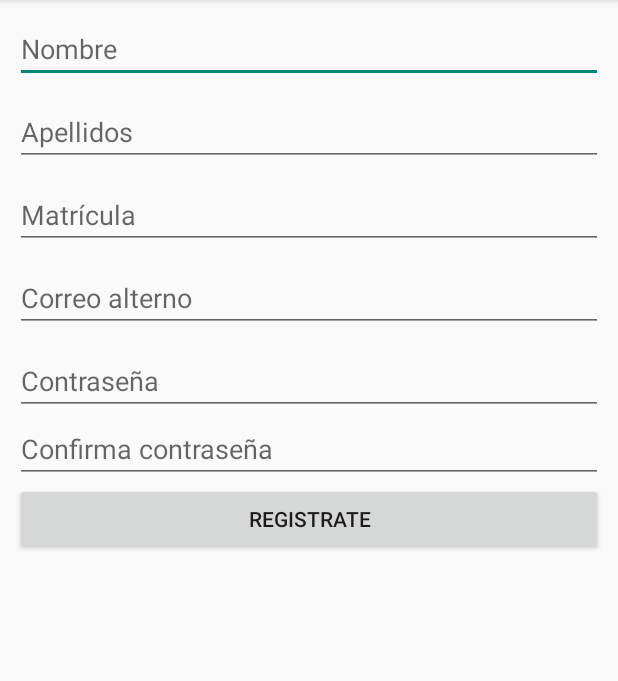
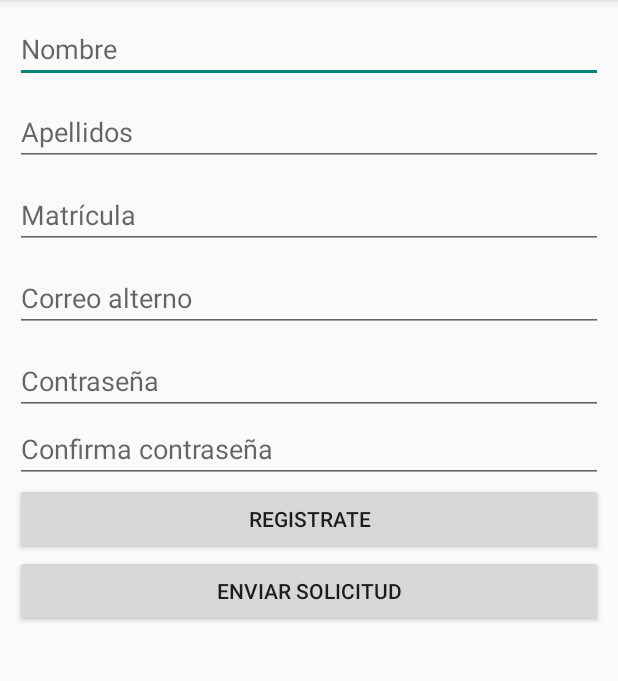
Before and after one commit to DianiSN/BolsaTrabajo, an Android app: the Registro screen opened directly, with no data from a screen before it, on a phone screen of 412 x 824 dp, the part 84-765 px from its top. Run offline under Robolectric (Android 15) with nearby library versions, the phone set to English and light mode, and no system bars.

Commit message:
Solicitud more cute :)

```diff
--- a/FinalProject/app/src/main/java/com/example/diana/finalproject/Registro.java
+++ b/FinalProject/app/src/main/java/com/example/diana/finalproject/Registro.java
@@ -1,8 +1,10 @@
 package com.example.diana.finalproject;
 
+import android.content.Intent;
 import android.support.v7.app.ActionBarActivity;
 import android.support.v7.app.AppCompatActivity;
 import android.os.Bundle;
+import android.util.Log;
 import android.view.Menu;
 import android.view.MenuItem;
 import android.view.View;
@@ -12,7 +14,7 @@ import android.widget.EditText;
 public class Registro extends AppCompatActivity implements View.OnClickListener
 {
 
-    Button bRegistro;
+    Button bRegistro, bSolicitud;
     EditText eNombre, eApellido, eCorreo, eMatricula, eContrasena;
 
     @Override
@@ -26,8 +28,10 @@ public class Registro extends AppCompatActivity implements View.OnClickListener
         eMatricula = (EditText) findViewById(R.id.eMatricula);
         eContrasena = (EditText) findViewById(R.id.eContrasena);
         bRegistro = (Button) findViewById(R.id.bRegistro);
+        bSolicitud = (Button) findViewById(R.id.bSolicitud);
 
         bRegistro.setOnClickListener(this);
+        bSolicitud.setOnClickListener(this);
 
     }
 
@@ -39,32 +43,15 @@ public class Registro extends AppCompatActivity implements View.OnClickListener
         {
             case R.id.bRegistro:
                 break;
+
+
+            case R.id.bSolicitud:
+                Log.d("CREATION", "SOLICITUD is being executed!");
+                finish();
+                startActivity(new Intent(getApplicationContext(), Solicitud.class));
+                break;
         }
     }
 
 
-
-    /*
-    @Override
-    public boolean onCreateOptionsMenu(Menu menu) {
-        // Inflate the menu; this adds items to the action bar if it is present.
-        getMenuInflater().inflate(R.menu.menu_register, menu);
-        return true;
-    }
-
-    @Override
-    public boolean onOptionsItemSelected(MenuItem item) {
-        // Handle action bar item clicks here. The action bar will
-        // automatically handle clicks on the Home/Up button, so long
-        // as you specify a parent activity in AndroidManifest.xml.
-        int id = item.getItemId();
-
-        //noinspection SimplifiableIfStatement
-        if (id == R.id.action_settings) {
-            return true;
-        }
-
-        return super.onOptionsItemSelected(item);
-    }
-    */
 }
--- a/FinalProject/app/src/main/res/layout/activity_register.xml
+++ b/FinalProject/app/src/main/res/layout/activity_register.xml
@@ -69,6 +69,14 @@
         android:layout_width="match_parent"
         android:layout_height="wrap_content" />
 
+
+            <Button
+                android:id="@+id/bSolicitud"
+                android:text="Enviar solicitud"
+                android:layout_width="match_parent"
+                android:layout_height="wrap_content" />
+
+
         </LinearLayout>
     </ScrollView>
 </LinearLayout>
--- a/FinalProject/app/src/main/res/layout/activity_solicitud.xml
+++ b/FinalProject/app/src/main/res/layout/activity_solicitud.xml
@@ -45,11 +45,12 @@
                             android:inputType="phone"
                             android:ems="10"
                             android:layout_gravity="center_horizontal" />
+
+
                         <EditText
                             android:id="@+id/eMensaje"
                             android:layout_width="match_parent"
                             android:layout_height="wrap_content"
-                android:inputType="phone"
                             android:ems="10"
                             android:hint="Mensaje"
                             android:layout_gravity="center_horizontal" />
--- a/FinalProject/app/src/main/res/menu/menu_solicitud.xml
+++ b/FinalProject/app/src/main/res/menu/menu_solicitud.xml
@@ -9,7 +9,7 @@
 tools:context="com.example.diana.finalproject.Solicitud">
 
 
-    <item android:id="@+id/action_info"
+    <item android:id="@+id/action_logout"
         android:title="Logout"
         android:orderInCategory="100"
         app:showAsAction="never"/>
```
Also changed, not shown: FinalProject/app/src/main/java/com/example/diana/finalproject/MainActivity.java (+8 -24 lines), FinalProject/app/src/main/java/com/example/diana/finalproject/Solicitud.java (+29 -2 lines). Lines whose indentation alone changed are shown as unchanged.
